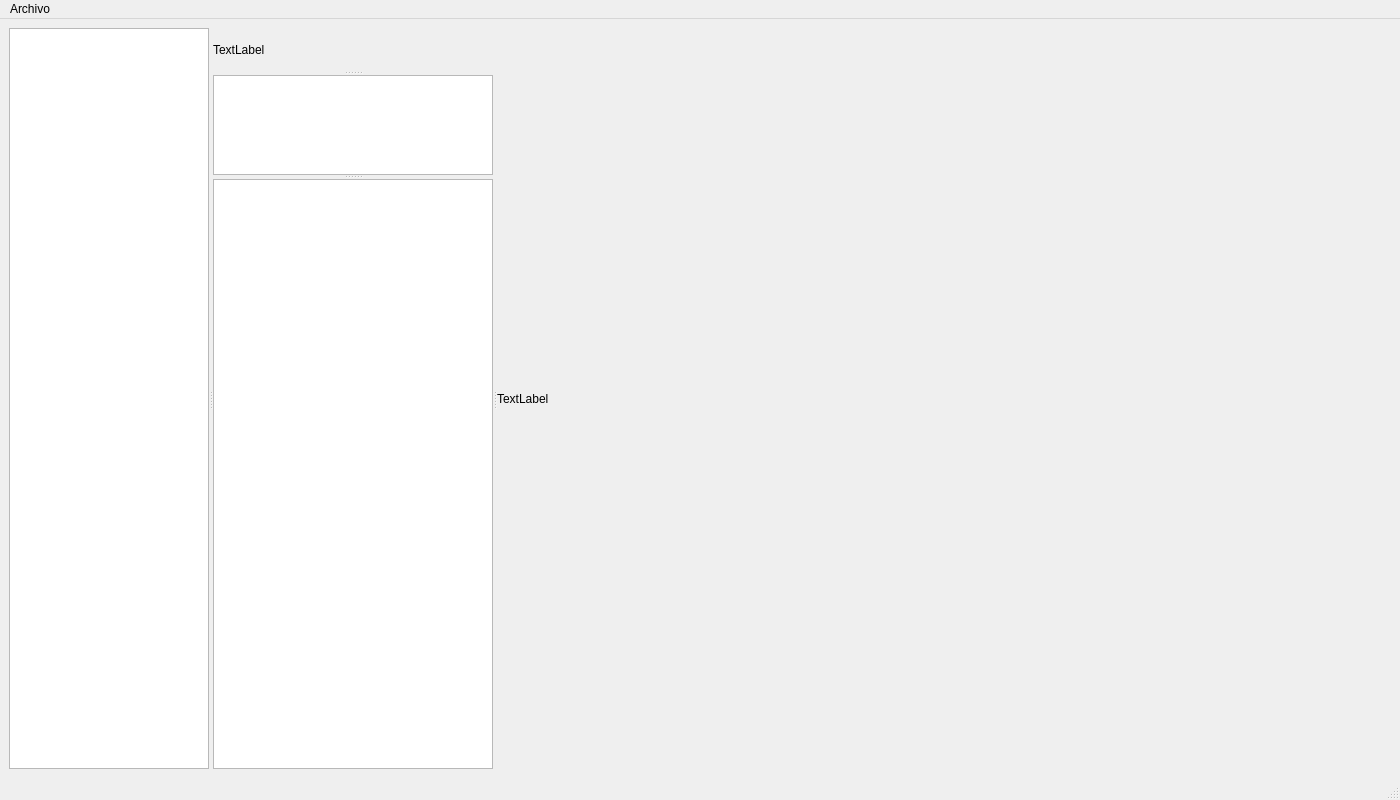
The window that FreeWork/ADECUA/AppFinalQt/ADECUA.ui (epdelasheras/PYTHON) describes before a commit, drawn with Qt 5.
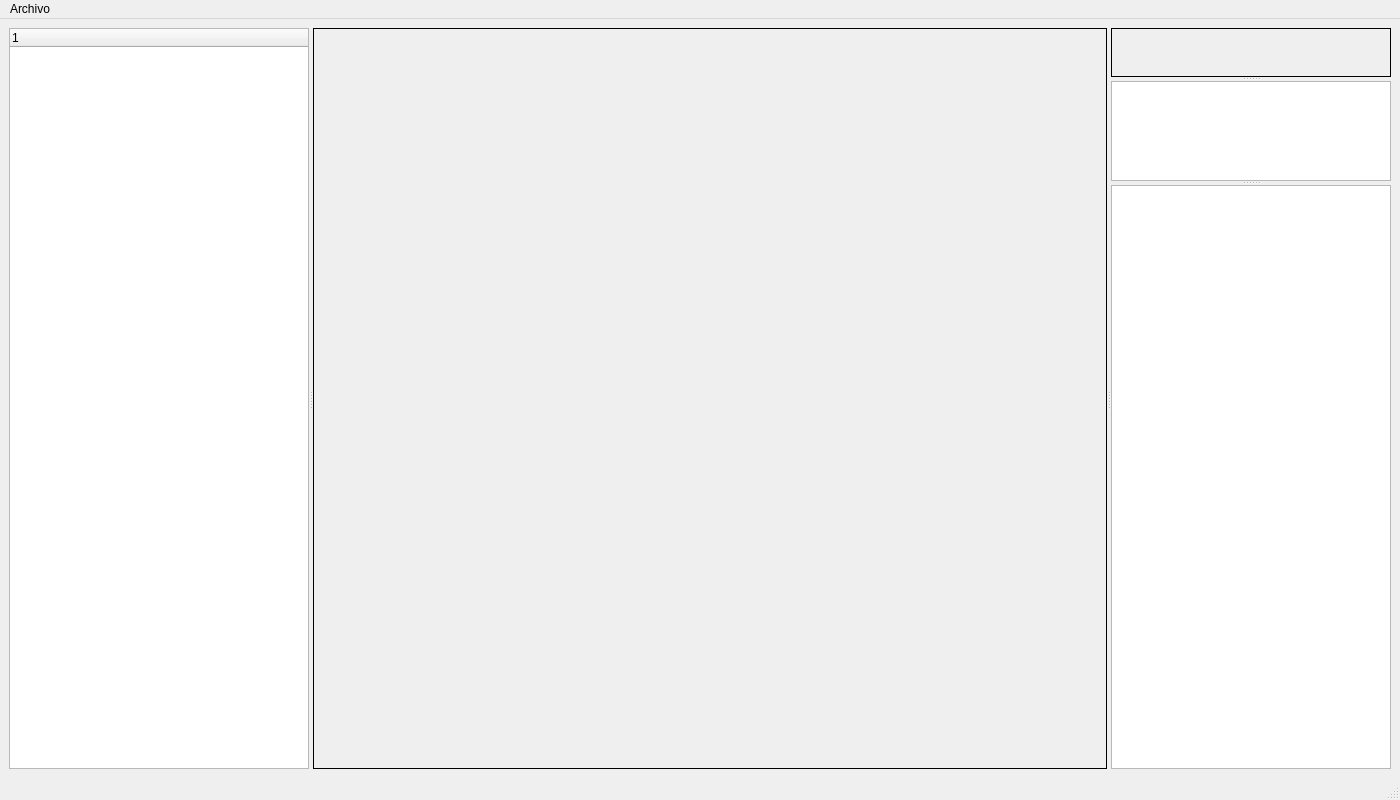
The same window after the commit.

Commit message: new GUI. But Gframes don't have title. Maybe it is ok.

What changed in the file:
```diff
--- a/FreeWork/ADECUA/AppFinalQt/ADECUA.ui
+++ b/FreeWork/ADECUA/AppFinalQt/ADECUA.ui
@@ -20,75 +20,85 @@
    <string>ADECUA</string>
   </property>
   <widget class="QWidget" name="centralwidget">
-   <layout class="QGridLayout" name="gridLayout">
-    <item row="0" column="0">
-     <widget class="QSplitter" name="layout_hsplitter">
-      <property name="sizePolicy">
-       <sizepolicy hsizetype="Expanding" vsizetype="Expanding">
-        <horstretch>0</horstretch>
-        <verstretch>0</verstretch>
-       </sizepolicy>
-      </property>
-      <property name="maximumSize">
-       <size>
-        <width>16777215</width>
-        <height>16777215</height>
-       </size>
-      </property>
-      <property name="autoFillBackground">
-       <bool>false</bool>
-      </property>
+   <layout class="QHBoxLayout" name="horizontalLayout">
+    <item>
+     <widget class="QSplitter" name="splitter_2">
       <property name="orientation">
        <enum>Qt::Horizontal</enum>
       </property>
-      <widget class="QTreeView" name="tree_view">
-       <property name="enabled">
+      <widget class="QTreeWidget" name="tree_widget">
+       <property name="maximumSize">
+        <size>
+         <width>300</width>
+         <height>16777215</height>
+        </size>
+       </property>
+       <property name="editTriggers">
+        <set>QAbstractItemView::DoubleClicked|QAbstractItemView::EditKeyPressed|QAbstractItemView::SelectedClicked</set>
+       </property>
+       <property name="uniformRowHeights">
         <bool>true</bool>
        </property>
+       <property name="animated">
+        <bool>false</bool>
+       </property>
+       <column>
+        <property name="text">
+         <string notr="true">1</string>
+        </property>
+       </column>
+      </widget>
+      <widget class="QLabel" name="flat_pic">
        <property name="sizePolicy">
         <sizepolicy hsizetype="Expanding" vsizetype="Expanding">
          <horstretch>0</horstretch>
          <verstretch>0</verstretch>
         </sizepolicy>
        </property>
-       <property name="minimumSize">
-        <size>
-         <width>0</width>
-         <height>0</height>
-        </size>
-       </property>
        <property name="maximumSize">
         <size>
-         <width>200</width>
+         <width>16777215</width>
          <height>16777215</height>
         </size>
        </property>
-       <property name="baseSize">
-        <size>
-         <width>0</width>
-         <height>0</height>
-        </size>
+       <property name="layoutDirection">
+        <enum>Qt::LeftToRight</enum>
+       </property>
+       <property name="frameShape">
+        <enum>QFrame::Box</enum>
+       </property>
+       <property name="text">
+        <string/>
+       </property>
+       <property name="scaledContents">
+        <bool>true</bool>
+       </property>
+       <property name="alignment">
+        <set>Qt::AlignCenter</set>
        </property>
       </widget>
-      <widget class="QSplitter" name="layout_vsplitter">
-       <property name="sizePolicy">
-        <sizepolicy hsizetype="Fixed" vsizetype="Expanding">
-         <horstretch>0</horstretch>
-         <verstretch>0</verstretch>
-        </sizepolicy>
-       </property>
+      <widget class="QSplitter" name="splitter">
        <property name="orientation">
         <enum>Qt::Vertical</enum>
        </property>
        <widget class="QLabel" name="tb_room">
+        <property name="sizePolicy">
+         <sizepolicy hsizetype="Expanding" vsizetype="Expanding">
+          <horstretch>0</horstretch>
+          <verstretch>0</verstretch>
+         </sizepolicy>
+        </property>
         <property name="maximumSize">
          <size>
           <width>280</width>
           <height>100</height>
          </size>
         </property>
+        <property name="frameShape">
+         <enum>QFrame::Box</enum>
+        </property>
         <property name="text">
-         <string>TextLabel</string>
+         <string/>
         </property>
        </widget>
        <widget class="QListWidget" name="lb_room">
@@ -98,6 +108,18 @@
           <height>100</height>
          </size>
         </property>
+        <property name="editTriggers">
+         <set>QAbstractItemView::DoubleClicked|QAbstractItemView::EditKeyPressed|QAbstractItemView::SelectedClicked</set>
+        </property>
+        <property name="resizeMode">
+         <enum>QListView::Adjust</enum>
+        </property>
+        <property name="itemAlignment">
+         <set>Qt::AlignLeading</set>
+        </property>
+        <property name="sortingEnabled">
+         <bool>true</bool>
+        </property>
        </widget>
        <widget class="QListWidget" name="lb_roomplace">
         <property name="maximumSize">
@@ -106,19 +128,20 @@
           <height>16777215</height>
          </size>
         </property>
+        <property name="editTriggers">
+         <set>QAbstractItemView::DoubleClicked|QAbstractItemView::EditKeyPressed|QAbstractItemView::SelectedClicked</set>
+        </property>
+        <property name="resizeMode">
+         <enum>QListView::Adjust</enum>
+        </property>
+        <property name="itemAlignment">
+         <set>Qt::AlignLeading</set>
+        </property>
+        <property name="sortingEnabled">
+         <bool>true</bool>
+        </property>
        </widget>
       </widget>
-      <widget class="QLabel" name="flat_pic">
-       <property name="sizePolicy">
-        <sizepolicy hsizetype="Expanding" vsizetype="Expanding">
-         <horstretch>0</horstretch>
-         <verstretch>0</verstretch>
-        </sizepolicy>
-       </property>
-       <property name="text">
-        <string>TextLabel</string>
-       </property>
-      </widget>
      </widget>
     </item>
    </layout>
```
The commit also changes 2 other files.
